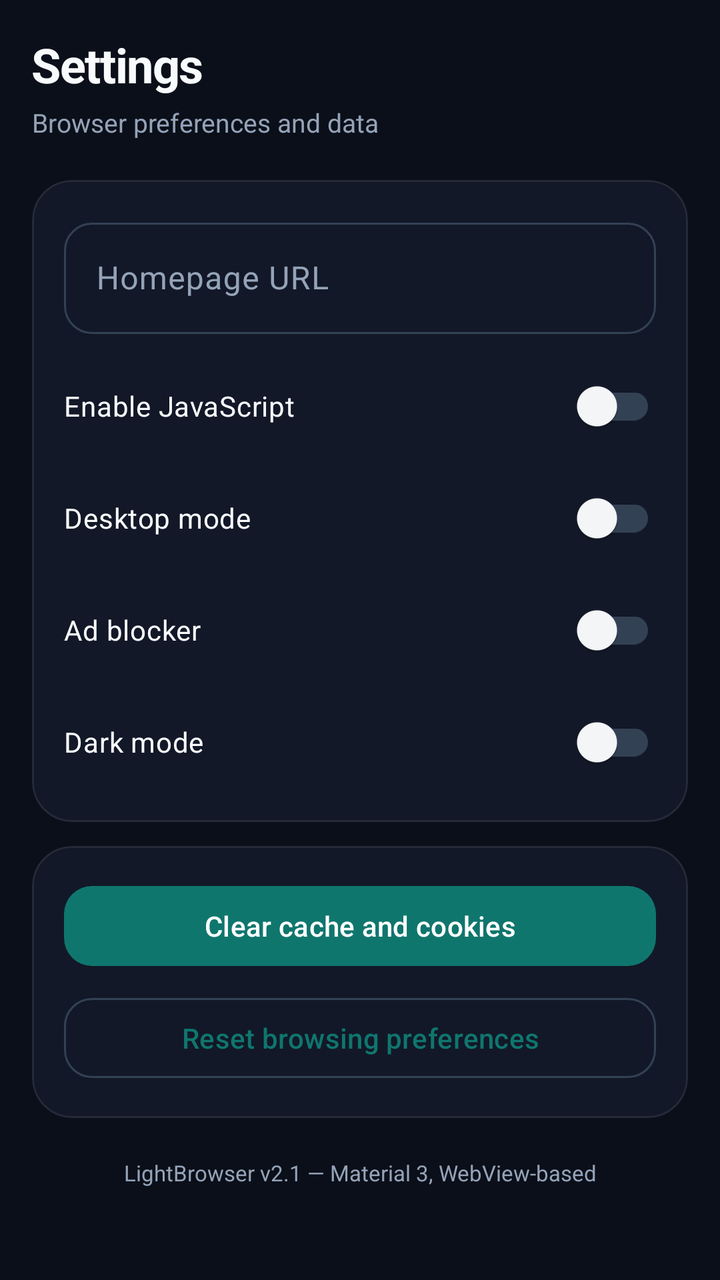
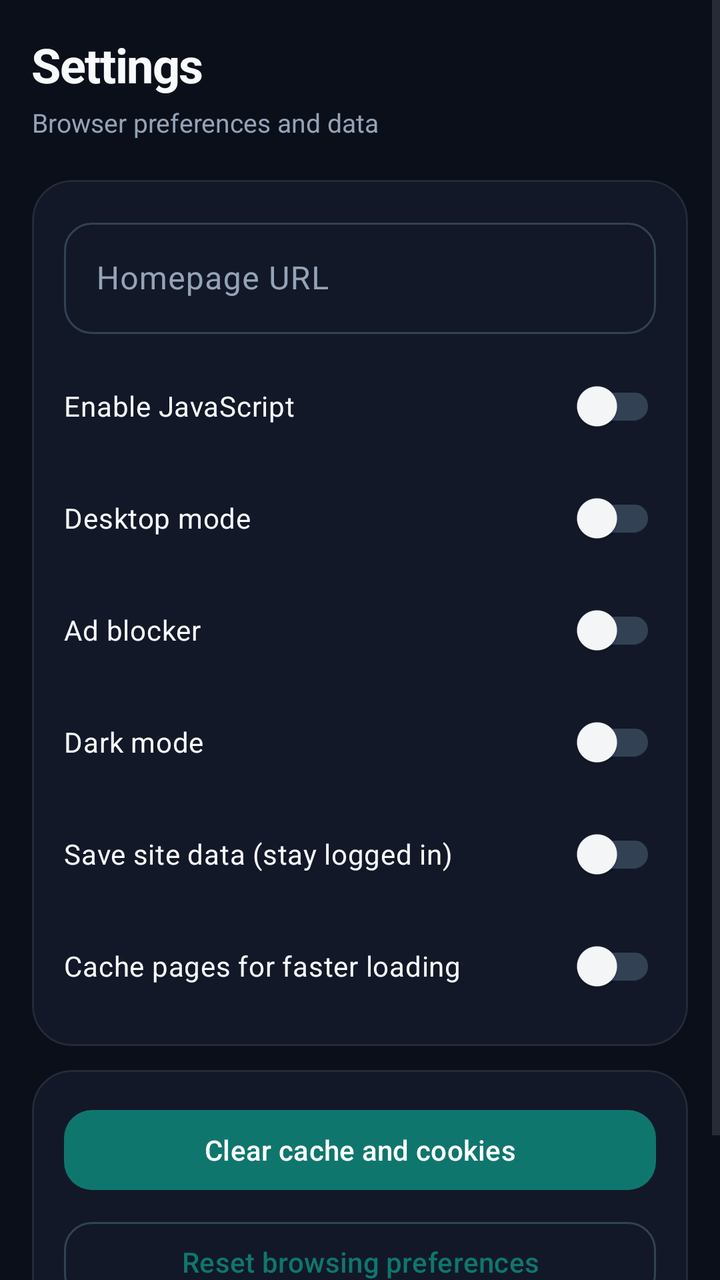

The first picture is an Android layout as it rendered before a commit; the second is the same layout after the commit. The layout source and the unified diff follow.
<!-- AndroidManifest.xml: application theme Theme.LightBrowser -->
<!-- res/layout/fragment_settings.xml -->
<?xml version="1.0" encoding="utf-8"?>
<ScrollView xmlns:android="http://schemas.android.com/apk/res/android"
    xmlns:app="http://schemas.android.com/apk/res-auto"
    android:layout_width="match_parent"
    android:layout_height="match_parent"
    android:background="@color/bg_dark"
    android:clipToPadding="false">

    <LinearLayout
        android:layout_width="match_parent"
        android:layout_height="wrap_content"
        android:orientation="vertical"
        android:padding="16dp">

        <TextView
            android:layout_width="wrap_content"
            android:layout_height="wrap_content"
            android:text="Settings"
            android:textColor="@color/onSurface"
            android:textSize="24sp"
            android:textStyle="bold"
            android:letterSpacing="-0.02" />

        <TextView
            android:layout_width="wrap_content"
            android:layout_height="wrap_content"
            android:layout_marginTop="4dp"
            android:text="Browser preferences and data"
            android:textColor="@color/onSurfaceVariant"
            android:textSize="13sp" />

        <com.google.android.material.card.MaterialCardView
            android:layout_width="match_parent"
            android:layout_height="wrap_content"
            android:layout_marginTop="20dp"
            app:cardCornerRadius="20dp"
            app:cardBackgroundColor="@color/surface"
            app:strokeColor="#14FFFFFF"
            app:strokeWidth="1dp"
            app:cardElevation="0dp">

            <LinearLayout
                android:layout_width="match_parent"
                android:layout_height="wrap_content"
                android:orientation="vertical"
                android:padding="16dp">

                <com.google.android.material.textfield.TextInputLayout
                    android:layout_width="match_parent"
                    android:layout_height="wrap_content"
                    style="@style/Widget.Material3.TextInputLayout.OutlinedBox"
                    app:boxCornerRadiusTopStart="14dp"
                    app:boxCornerRadiusTopEnd="14dp"
                    app:boxCornerRadiusBottomStart="14dp"
                    app:boxCornerRadiusBottomEnd="14dp">

                    <com.google.android.material.textfield.TextInputEditText
                        android:id="@+id/etHome"
                        android:layout_width="match_parent"
                        android:layout_height="wrap_content"
                        android:hint="Homepage URL"
                        android:textColor="@color/onSurface"
                        android:inputType="textUri" />
                </com.google.android.material.textfield.TextInputLayout>

                <com.google.android.material.switchmaterial.SwitchMaterial
                    android:id="@+id/swJs"
                    android:layout_width="match_parent"
                    android:layout_height="wrap_content"
                    android:layout_marginTop="12dp"
                    android:text="Enable JavaScript"
                    android:textColor="@color/onSurface" />

                <com.google.android.material.switchmaterial.SwitchMaterial
                    android:id="@+id/swDesktop"
                    android:layout_width="match_parent"
                    android:layout_height="wrap_content"
                    android:layout_marginTop="8dp"
                    android:text="Desktop mode"
                    android:textColor="@color/onSurface" />

                <com.google.android.material.switchmaterial.SwitchMaterial
                    android:id="@+id/swAdblock"
                    android:layout_width="match_parent"
                    android:layout_height="wrap_content"
                    android:layout_marginTop="8dp"
                    android:text="Ad blocker"
                    android:textColor="@color/onSurface" />

                <com.google.android.material.switchmaterial.SwitchMaterial
                    android:id="@+id/swDarkMode"
                    android:layout_width="match_parent"
                    android:layout_height="wrap_content"
                    android:layout_marginTop="8dp"
                    android:text="Dark mode"
                    android:textColor="@color/onSurface" />
            </LinearLayout>
        </com.google.android.material.card.MaterialCardView>

        <com.google.android.material.card.MaterialCardView
            android:layout_width="match_parent"
            android:layout_height="wrap_content"
            android:layout_marginTop="12dp"
            app:cardCornerRadius="20dp"
            app:cardBackgroundColor="@color/surface"
            app:strokeColor="#14FFFFFF"
            app:strokeWidth="1dp"
            app:cardElevation="0dp">

            <LinearLayout
                android:layout_width="match_parent"
                android:layout_height="wrap_content"
                android:orientation="vertical"
                android:padding="16dp">

                <com.google.android.material.button.MaterialButton
                    android:id="@+id/btnClearCache"
                    android:layout_width="match_parent"
                    android:layout_height="wrap_content"
                    android:text="Clear cache and cookies"
                    app:cornerRadius="14dp" />

                <com.google.android.material.button.MaterialButton
                    android:id="@+id/btnClearHistory"
                    android:layout_width="match_parent"
                    android:layout_height="wrap_content"
                    android:layout_marginTop="8dp"
                    android:text="Reset browsing preferences"
                    style="@style/Widget.Material3.Button.OutlinedButton"
                    app:cornerRadius="14dp" />
            </LinearLayout>
        </com.google.android.material.card.MaterialCardView>

        <TextView
            android:layout_width="match_parent"
            android:layout_height="wrap_content"
            android:layout_marginTop="20dp"
            android:gravity="center"
            android:textColor="@color/onSurfaceVariant"
            android:textSize="11sp"
            android:text="LightBrowser v2.1 — Material 3, WebView-based" />
    </LinearLayout>
</ScrollView>
<!-- resources referenced by this layout -->
<resources>
  <color name="bg_dark">#0B0F19</color>
  <color name="onSurface">#F8FAFC</color>
  <color name="onSurfaceVariant">#94A3B8</color>
  <color name="surface">#121827</color>
  <style name="Theme.LightBrowser" parent="Theme.Material3.DayNight.NoActionBar">
          <item name="colorPrimary">@color/teal_700</item>
          <item name="colorOnPrimary">@color/white</item>
          <item name="colorPrimaryContainer">@color/teal_200</item>
          <item name="colorOnPrimaryContainer">@color/black</item>
          <item name="colorSecondary">@color/teal_200</item>
          <item name="colorSecondaryContainer">@color/teal_700</item>
          <item name="colorSurface">@color/surface</item>
          <item name="colorSurfaceVariant">@color/surfaceVariant</item>
          <item name="colorOnSurface">@color/onSurface</item>
          <item name="colorOnSurfaceVariant">@color/onSurfaceVariant</item>
          <item name="colorOutline">@color/outline</item>
          <item name="android:statusBarColor">@android:color/transparent</item>
          <item name="android:navigationBarColor">@android:color/transparent</item>
          <item name="android:windowLightStatusBar">false</item>
          <item name="android:windowLightNavigationBar">false</item>
          <item name="bottomNavigationStyle">@style/Widget.LightBrowser.BottomNav</item>
          
          <item name="textAppearanceTitleLarge">@style/TextAppearance.LightBrowser.TitleLarge</item>
          <item name="textAppearanceBodyMedium">@style/TextAppearance.LightBrowser.Body</item>
      </style>
  <color name="teal_700">#0F766E</color>
  <color name="white">#FFFFFF</color>
  <color name="teal_200">#5EEAD4</color>
  <color name="black">#000000</color>
  <color name="surfaceVariant">#1E293B</color>
  <color name="outline">#334155</color>
  <style name="Widget.LightBrowser.BottomNav" parent="Widget.Material3.BottomNavigationView">
          <item name="android:background">@color/surface</item>
          <item name="itemIconTint">@color/bottom_nav_colors</item>
          <item name="itemTextColor">@color/bottom_nav_colors</item>
          <item name="itemActiveIndicatorStyle">@style/Widget.LightBrowser.Indicator</item>
      </style>
  <style name="TextAppearance.LightBrowser.TitleLarge" parent="TextAppearance.Material3.TitleLarge">
          <item name="android:fontFamily">sans-serif</item>
          <item name="android:textColor">@color/onSurface</item>
          <item name="android:letterSpacing">-0.02</item>
      </style>
  <style name="TextAppearance.LightBrowser.Body" parent="TextAppearance.Material3.BodyMedium">
          <item name="android:fontFamily">sans-serif</item>
          <item name="android:textColor">@color/onSurfaceVariant</item>
      </style>
  <style name="Widget.LightBrowser.Indicator" parent="Widget.Material3.BottomNavigationView.ActiveIndicator">
          <item name="android:color">@color/teal_200</item>
          <item name="shapeAppearance">@style/ShapeAppearance.Material3.SmallComponent</item>
      </style>
</resources>

<!-- the commit's change to res/layout/fragment_settings.xml (unified diff, before → after) -->
@@ -94,6 +94,22 @@
                     android:layout_marginTop="8dp"
                     android:text="Dark mode"
                     android:textColor="@color/onSurface" />
+
+                <com.google.android.material.switchmaterial.SwitchMaterial
+                    android:id="@+id/swSaveSiteData"
+                    android:layout_width="match_parent"
+                    android:layout_height="wrap_content"
+                    android:layout_marginTop="8dp"
+                    android:text="Save site data (stay logged in)"
+                    android:textColor="@color/onSurface" />
+
+                <com.google.android.material.switchmaterial.SwitchMaterial
+                    android:id="@+id/swCache"
+                    android:layout_width="match_parent"
+                    android:layout_height="wrap_content"
+                    android:layout_marginTop="8dp"
+                    android:text="Cache pages for faster loading"
+                    android:textColor="@color/onSurface" />
             </LinearLayout>
         </com.google.android.material.card.MaterialCardView>
 
@@ -138,6 +154,6 @@
             android:gravity="center"
             android:textColor="@color/onSurfaceVariant"
             android:textSize="11sp"
-            android:text="LightBrowser v2.1 — Material 3, WebView-based" />
+            android:text="LightBrowser v2.3 — Material 3, Alpine terminal" />
     </LinearLayout>
 </ScrollView>
<!-- resource entries referenced after the edit -->
@@ -4,7 +4,7 @@
   <color name="onSurface">#F8FAFC</color>
   <color name="onSurfaceVariant">#94A3B8</color>
   <color name="surface">#121827</color>
-  <style name="Theme.LightBrowser" parent="Theme.Material3.DayNight.NoActionBar">
+  <style name="Theme.LightBrowser" parent="Theme.Material3.DynamicColors.DayNight.NoActionBar">
           <item name="colorPrimary">@color/teal_700</item>
           <item name="colorOnPrimary">@color/white</item>
           <item name="colorPrimaryContainer">@color/teal_200</item>
